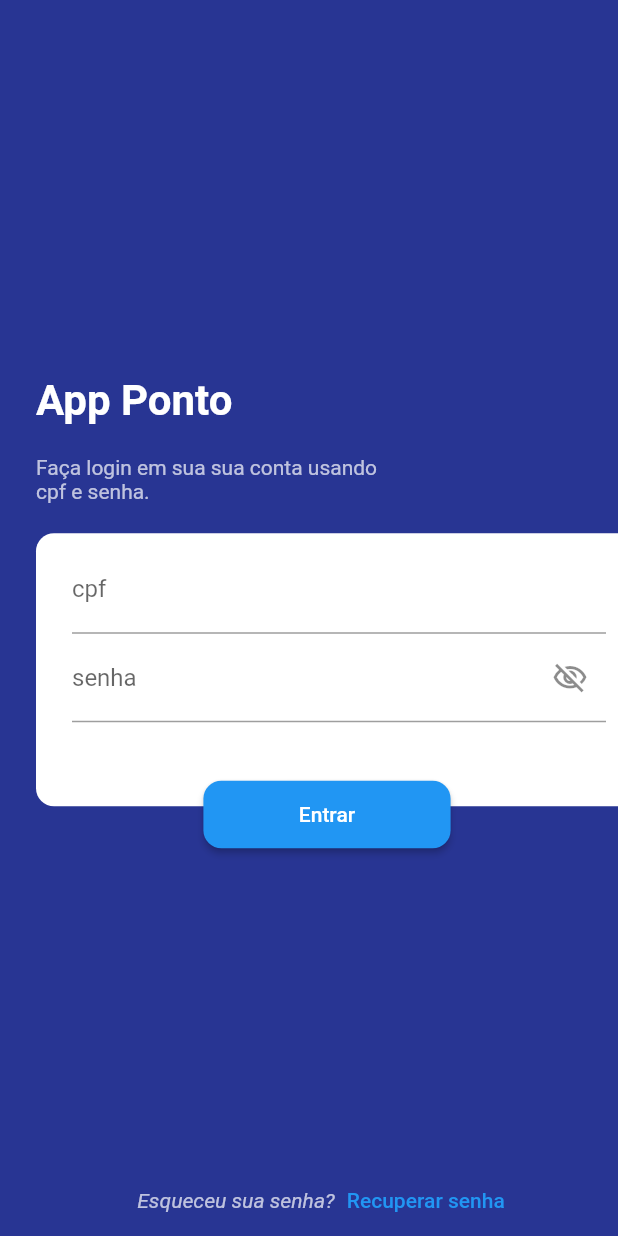
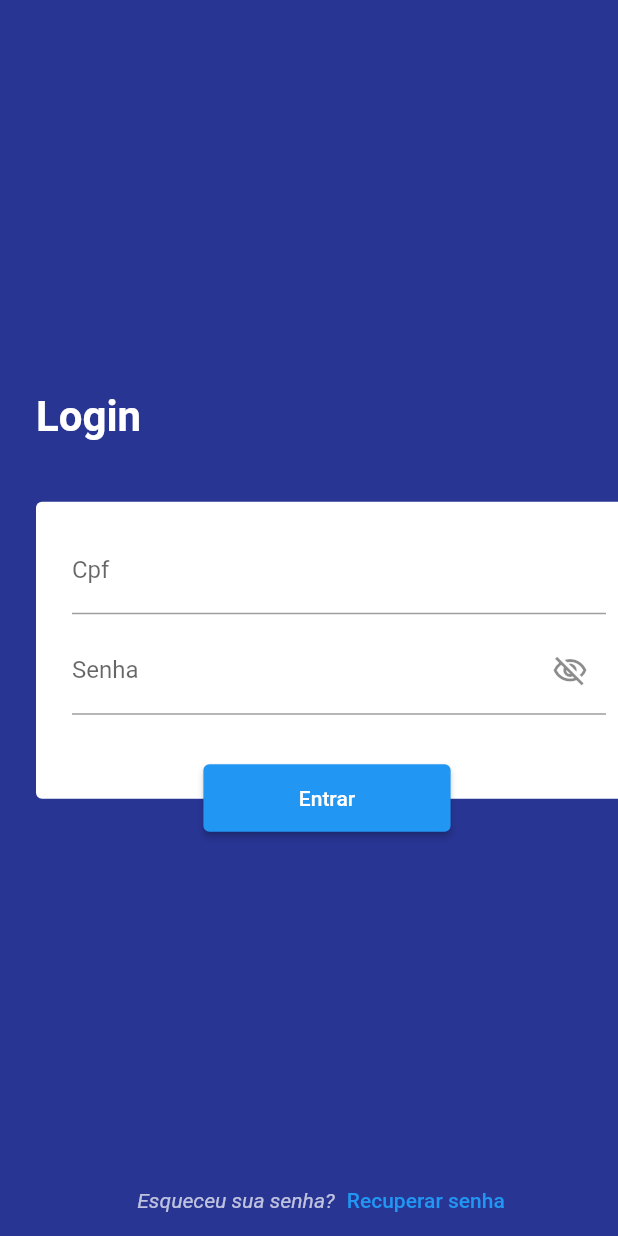
Before and after one commit to SistemasAppPonto/NewAppFlutter, a Flutter app: the screen it shows after launch, on a phone screen of 412 x 824 dp. Run offline on Flutter 3.47's test engine with Material 2 defaults, Android fonts, the phone set to English and light mode, and no system bars; our stand-ins replace brasil_fields, dio, flutter_modular, get; missing offline and left inert: dart:ffi.

Commit message:
melhoria no UX tela de login

```diff
--- a/app_ponto/lib/app/modules/login/login_page.dart
+++ b/app_ponto/lib/app/modules/login/login_page.dart
@@ -31,21 +31,30 @@ class _LoginPageState extends State<LoginPage> {
                   Expanded(child: Container()),
                   const SizedBox(height: 40),
                   Text(
-                    "App Ponto",
+                    "Login",
                     style: TextStyle(
                         color: AppPalette.branco,
                         fontSize: 28,
                         fontWeight: FontWeight.w700),
                   ),
                   const SizedBox(height: 20),
-                  Text(
-                    "Faça login em sua sua conta usando \ncpf e senha.",
-                    style: TextStyle(color: AppPalette.white70),
-                  ),
+                  // Text(
+                  //   "Faça login em sua sua conta usando \ncpf e senha.",
+                  //   style: TextStyle(color: AppPalette.white70),
+                  // ),
                   const SizedBox(height: 20),
                   _form(_, context),
                   Expanded(child: Container()),
-                  Row(
+                  _resetPassword()
+                ],
+              ),
+            ),
+          );
+        });
+  }
+
+  Row _resetPassword() {
+    return Row(
                   mainAxisAlignment: MainAxisAlignment.center,
                   children: [
                     Text(
@@ -61,17 +70,12 @@ class _LoginPageState extends State<LoginPage> {
                       ),
                     ),
                   ],
-                  )
-                ],
-              ),
-            ),
                 );
-        });
   }
 
   SizedBox _form(LoginController _, BuildContext context) {
     return SizedBox(
-      height: 210,
+      height: 220,
       child: Stack(
         children: [
           Positioned(
@@ -84,8 +88,8 @@ class _LoginPageState extends State<LoginPage> {
               decoration: BoxDecoration(
                 color: AppPalette.branco,
                 borderRadius: const BorderRadius.only(
-                  topLeft: Radius.circular(12),
-                  bottomLeft: Radius.circular(12),
+                  topLeft: Radius.circular(4),
+                  bottomLeft: Radius.circular(4),
                 ),
               ),
               child: Column(
@@ -93,6 +97,7 @@ class _LoginPageState extends State<LoginPage> {
                   Form(
                     child: Column(
                       children: [
+                        const SizedBox(height: 8),
                         TextFormField(
                           inputFormatters: [
                             FilteringTextInputFormatter.digitsOnly,
@@ -100,12 +105,13 @@ class _LoginPageState extends State<LoginPage> {
                           ],
                           keyboardType: TextInputType.number,
                           decoration: const InputDecoration(
-                              label: Text("cpf"), hintText: "000.000.000-00"),
+                              label: Text("Cpf"), hintText: "000.000.000-00"),
                         ),
+                        const SizedBox(height: 8),
                         TextFormField(
                           obscureText: _.showPassword,
                           decoration: InputDecoration(
-                            label: const Text("senha"),
+                            label: const Text("Senha"),
                             suffixIcon: IconButton(
                               icon: Icon(_.showPassword
                                   ? Icons.visibility_off_outlined
@@ -130,14 +136,14 @@ class _LoginPageState extends State<LoginPage> {
                 height: 45,
                 width: MediaQuery.of(context).size.width / 2.5,
                 child: ElevatedButton(
-                  child: const Text("Entrar"),
+                  child: Text("Entrar"),
+
                   style: ElevatedButton.styleFrom(
                     shape: RoundedRectangleBorder(
-                      borderRadius: BorderRadius.circular(12),
+                      borderRadius: BorderRadius.circular(4),
                     ),
                   ),
                   onPressed: _.openResetPassword,
-
                 ),
               ),
             ),
```
Lines whose indentation alone changed are shown as unchanged.
